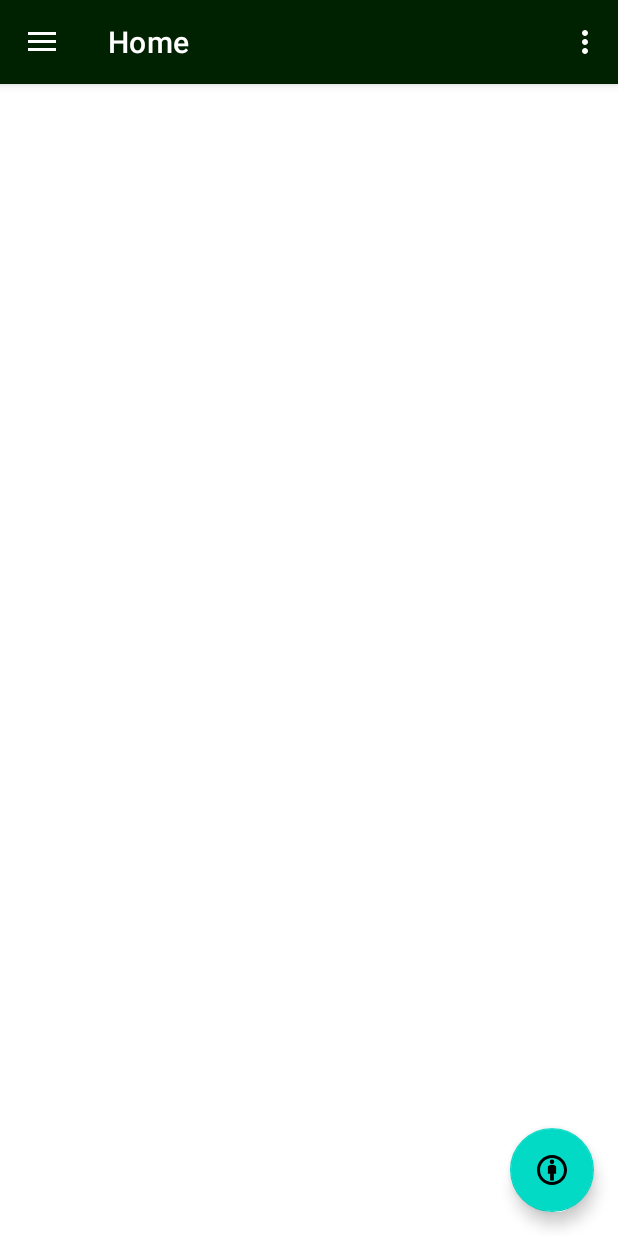
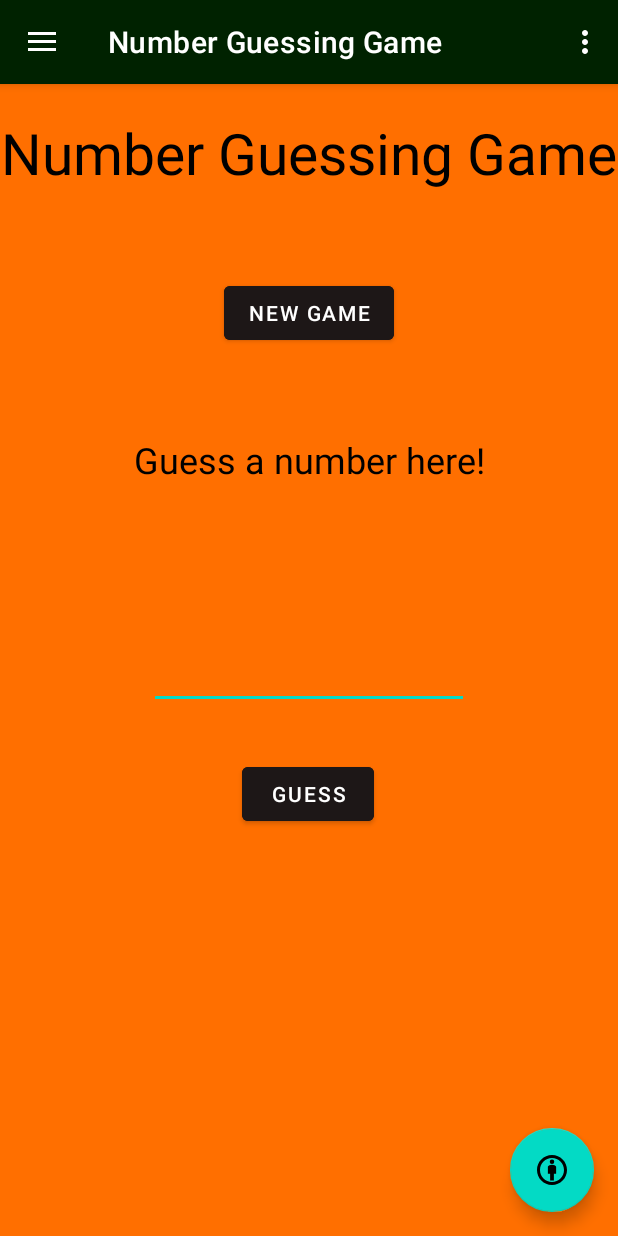
Before and after one commit to ZackAttack-9000/Project-Showcase, an Android app: the screen it shows after launch (MainActivity), in the side drawer, after a tap on "Number Guessing Game", on a phone screen of 412 x 824 dp. Run offline under Robolectric (Android 15) with nearby library versions, the phone set to English and light mode, and no system bars; our stand-ins replace navigation-ui.

Commit message:
got the number guessing game finished, just need to finish the name gen and the madlib

```diff
--- a/Project-Showcase/app/src/main/AndroidManifest.xml
+++ b/Project-Showcase/app/src/main/AndroidManifest.xml
@@ -32,10 +32,8 @@
             android:name=".ui.StoryThreeInput.StoryThreeInput"
             android:exported="true"
             android:theme="@style/Theme.ProjectShowcase.NoActionBar" />
-        <activity
-            android:name=".ui.StoryOneInput.StoryOneInput"
-            android:exported="true"
-            android:theme="@style/Theme.ProjectShowcase.NoActionBar" />
+
+
 
 
     </application>
--- a/Project-Showcase/app/src/main/java/com/example/projectshowcase/ui/NumberGuessingGame/NumberGuessingGame.java
+++ b/Project-Showcase/app/src/main/java/com/example/projectshowcase/ui/NumberGuessingGame/NumberGuessingGame.java
@@ -1,30 +1,73 @@
 package com.example.projectshowcase.ui.NumberGuessingGame;
 
-import androidx.lifecycle.ViewModelProvider;
-
+import android.annotation.SuppressLint;
 import android.os.Bundle;
 
 import androidx.annotation.NonNull;
 import androidx.annotation.Nullable;
+import androidx.appcompat.app.AppCompatActivity;
 import androidx.fragment.app.Fragment;
 
 import android.view.LayoutInflater;
 import android.view.View;
 import android.view.ViewGroup;
+import android.widget.Button;
+import android.widget.EditText;
+import android.widget.TextView;
 
 import com.example.projectshowcase.R;
+
+import java.util.concurrent.atomic.AtomicInteger;
+
 
     public class NumberGuessingGame extends Fragment {
 
         private NumberGuessingGameViewModel mViewModel;
 
-    public static NumberGuessingGame newInstance() {
+        @Override
+        public View onCreateView(LayoutInflater inflater, ViewGroup container, Bundle savedInstanceState) {
+            View view = inflater.inflate(R.layout.fragment_number_guessing_game, container, false);
+            return view; // Return the inflated view
+        }
+
+        public NumberGuessingGame newInstance() {
             return new NumberGuessingGame();
         }
 
         @Override
-    public View onCreateView(@NonNull LayoutInflater inflater, @Nullable ViewGroup container,
-                             @Nullable Bundle savedInstanceState) {
-        return inflater.inflate(R.layout.fragment_number_guessing_game, container, false);
+        public void onViewCreated(@NonNull View view, @Nullable Bundle savedInstanceState) {
+            super.onViewCreated(view, savedInstanceState);
+            GuessingGame();
+        }
+
+
+        @SuppressLint("SetTextI18n")
+        void GuessingGame() {
+            AtomicInteger randomNumber = new AtomicInteger((int) (Math.random() * 100 + 1));
+            Button Guess = requireView().findViewById(R.id.button6);
+            Button NewGame = requireView().findViewById(R.id.button7);
+            TextView Reply = requireView().findViewById(R.id.textView20);
+            TextView Guesses = requireView().findViewById(R.id.textView21);
+            EditText GuessNumber = requireView().findViewById(R.id.editTextNumber);
+            AtomicInteger guesses = new AtomicInteger();
+
+            Guess.setOnClickListener(v -> {
+                guesses.getAndIncrement();
+                GuessNumber.getText().toString();
+                if (randomNumber.get() == Integer.parseInt(GuessNumber.getText().toString())) {
+                    Reply.setText("Correct!");
+                    Guesses.setText("You guessed the number in " + guesses + " guesses!");
+                } else if (randomNumber.get() > Integer.parseInt(GuessNumber.getText().toString())) {
+                    Reply.setText("Too low!");
+                } else {
+                    Reply.setText("Too high!");
+                }
+            });
+            NewGame.setOnClickListener(v -> {
+                randomNumber.set((int) (Math.random() * 100 + 1));
+                guesses.set(0);
+                Reply.setText("");
+                Guesses.setText("");
+            });
         }
     }
--- a/Project-Showcase/app/src/main/res/layout/fragment_gallery.xml
+++ b/Project-Showcase/app/src/main/res/layout/fragment_gallery.xml
@@ -1,5 +1,4 @@
 <?xml version="1.0" encoding="utf-8"?>
-
 <androidx.constraintlayout.widget.ConstraintLayout xmlns:android="http://schemas.android.com/apk/res/android"
     xmlns:app="http://schemas.android.com/apk/res-auto"
     xmlns:tools="http://schemas.android.com/tools"
--- a/Project-Showcase/app/src/main/res/layout/fragment_number_guessing_game.xml
+++ b/Project-Showcase/app/src/main/res/layout/fragment_number_guessing_game.xml
@@ -2,7 +2,94 @@
 <androidx.constraintlayout.widget.ConstraintLayout xmlns:android="http://schemas.android.com/apk/res/android"
     xmlns:app="http://schemas.android.com/apk/res-auto"
     xmlns:tools="http://schemas.android.com/tools"
-    android:id="@+id/frameLayout"
+    android:id="@+id/nav_number_guesser"
     android:layout_width="match_parent"
+    android:labelFor="@+id/nav_number_guesser"
     android:layout_height="match_parent"
-    tools:context=".ui.NumberGuessingGame.NumberGuessingGame"/>
+    android:background="#FF6F00"
+    tools:context=".ui.NumberGuessingGame.NumberGuessingGame">
+
+    <TextView
+        android:id="@+id/textView5"
+        android:layout_width="wrap_content"
+        android:layout_height="wrap_content"
+        android:text="Number Guessing Game"
+        android:textAlignment="center"
+        android:textColor="#000000"
+        android:textSize="38sp"
+        app:layout_constraintEnd_toEndOf="parent"
+        app:layout_constraintStart_toStartOf="parent"
+        app:layout_constraintTop_toBottomOf="@+id/space" />
+
+    <Space
+        android:id="@+id/space"
+        android:layout_width="10sp"
+        android:layout_height="20sp"
+        app:layout_constraintEnd_toEndOf="parent"
+        app:layout_constraintStart_toStartOf="parent"
+        app:layout_constraintTop_toTopOf="parent" />
+
+    <TextView
+        android:id="@+id/textView19"
+        android:layout_width="wrap_content"
+        android:layout_height="wrap_content"
+        android:text="Guess a number here!"
+        android:textColor="#000000"
+        android:textSize="24sp"
+        app:layout_constraintBottom_toBottomOf="@+id/textView20"
+        app:layout_constraintEnd_toEndOf="parent"
+        app:layout_constraintStart_toStartOf="parent"
+        app:layout_constraintTop_toBottomOf="@+id/textView5" />
+
+    <EditText
+        android:id="@+id/editTextNumber"
+        android:layout_width="wrap_content"
+        android:layout_height="wrap_content"
+        android:ems="10"
+        android:inputType="number"
+        app:layout_constraintBottom_toBottomOf="parent"
+        app:layout_constraintEnd_toEndOf="parent"
+        app:layout_constraintStart_toStartOf="parent"
+        app:layout_constraintTop_toTopOf="@+id/textView5" />
+
+    <TextView
+        android:id="@+id/textView20"
+        android:layout_width="wrap_content"
+        android:layout_height="wrap_content"
+        android:textAlignment="center"
+        app:layout_constraintBottom_toBottomOf="parent"
+        app:layout_constraintEnd_toEndOf="parent"
+        app:layout_constraintStart_toStartOf="parent"
+        app:layout_constraintTop_toBottomOf="@+id/textView5" />
+
+    <Button
+        android:id="@+id/button6"
+        android:layout_width="wrap_content"
+        android:layout_height="wrap_content"
+        android:layout_marginTop="20dp"
+        android:backgroundTint="#1D1717"
+        android:text="Guess"
+        app:layout_constraintEnd_toEndOf="parent"
+        app:layout_constraintHorizontal_bias="0.498"
+        app:layout_constraintStart_toStartOf="parent"
+        app:layout_constraintTop_toBottomOf="@+id/textView20" />
+
+    <Button
+        android:id="@+id/button7"
+        android:layout_width="wrap_content"
+        android:layout_height="wrap_content"
+        android:backgroundTint="#1D1717"
+        android:text="New Game"
+        app:layout_constraintBottom_toTopOf="@+id/textView19"
+        app:layout_constraintEnd_toEndOf="parent"
+        app:layout_constraintStart_toStartOf="parent"
+        app:layout_constraintTop_toBottomOf="@+id/textView5" />
+
+    <TextView
+        android:id="@+id/textView21"
+        android:layout_width="wrap_content"
+        android:layout_height="wrap_content"
+        app:layout_constraintEnd_toEndOf="parent"
+        app:layout_constraintStart_toStartOf="parent"
+        app:layout_constraintTop_toBottomOf="@+id/button6" />
+</androidx.constraintlayout.widget.ConstraintLayout>
--- a/Project-Showcase/app/src/main/res/navigation/mobile_navigation.xml
+++ b/Project-Showcase/app/src/main/res/navigation/mobile_navigation.xml
@@ -9,7 +9,11 @@
         android:id="@+id/nav_home"
         android:name="com.example.projectshowcase.ui.home.HomeFragment"
         android:label="@string/menu_home"
-        tools:layout="@layout/fragment_home" />
+        tools:layout="@layout/fragment_home" >
+        <action
+            android:id="@+id/action_nav_home_to_nav_number_guessing_game"
+            app:destination="@id/nav_number_guesser" />
+    </fragment>
 
     <fragment
         android:id="@+id/nav_mad_libs"
@@ -24,9 +28,9 @@
         tools:layout="@layout/fragment_slideshow" />
     <fragment
         android:id="@+id/nav_number_guesser"
-        android:label="@string/menu_home"
         android:name="com.example.projectshowcase.ui.NumberGuessingGame.NumberGuessingGame"
-        tools:layout="layout/fragment_number_guesser.xml"/>
+        tools:layout="@layout/fragment_number_guessing_game"
+        android:label="Number Guessing Game"/>
     <fragment
         android:id="@+id/frameLayout2"
         android:label="@string/menu_home"
```
Lines whose indentation alone changed are shown as unchanged.
